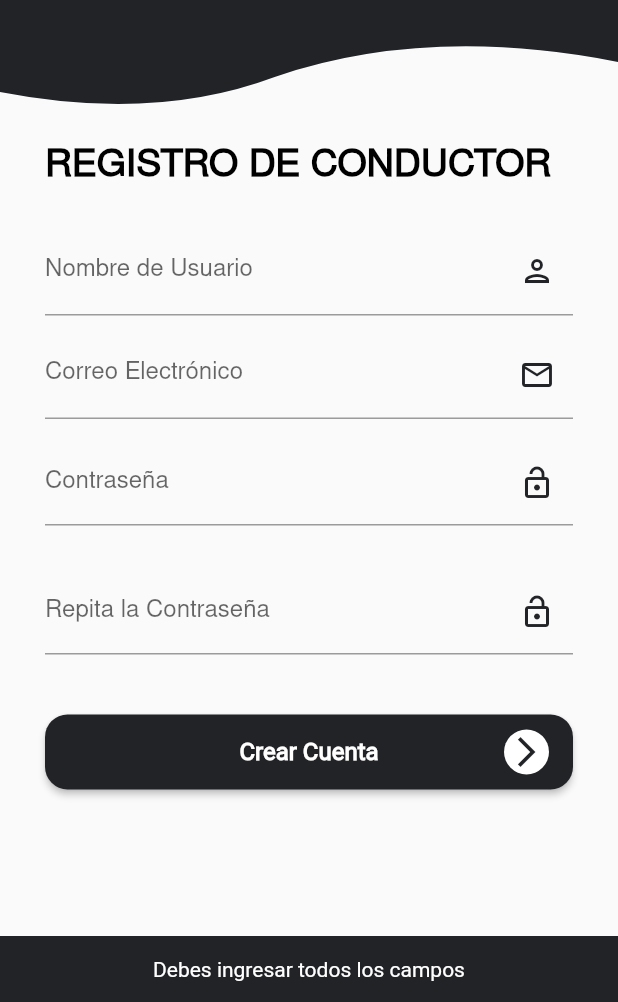
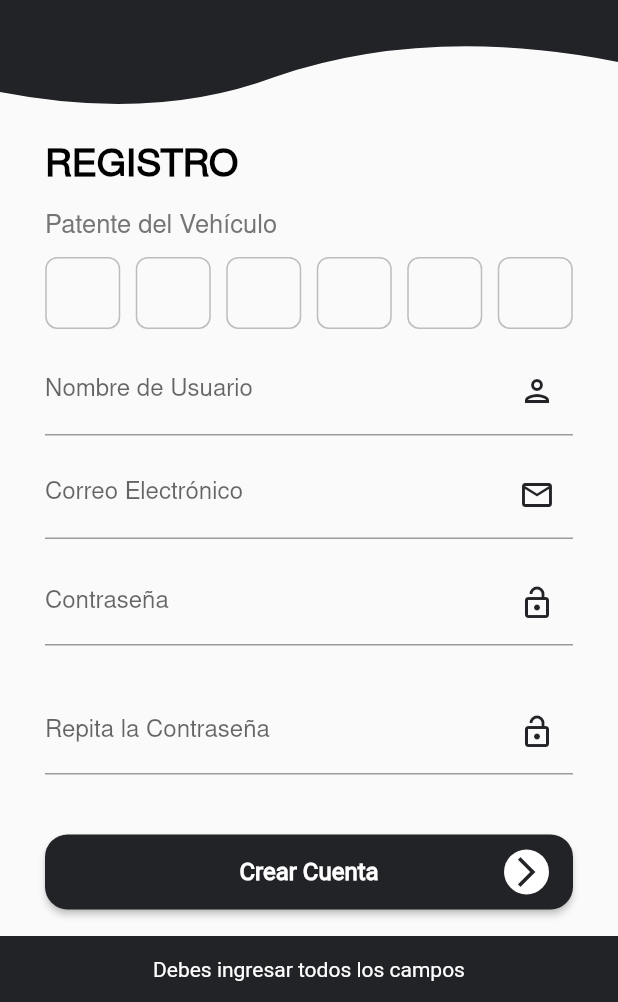
Before and after one commit to pmpeloc/UberCloneFlutter, a Flutter app: the DriverRegisterPage screen opened by its route, after a tap on "Crear Cuenta", on a phone screen of 412 x 824 dp, the part 234-1236 px from its top. Run offline on Flutter 3.47's test engine with Material 2 defaults, Android fonts, the phone set to English and light mode, and no system bars; our stand-ins replace cloud_firestore, firebase_auth, firebase_core, flutter_custom_clippers, progress_dialog_null_safe, shared_preferences; accounts and stored records are empty.

Commit message:
feat: Driver register added

```diff
--- /dev/null
+++ b/lib/src/models/driver.dart
@@ -0,0 +1,36 @@
+import 'dart:convert';
+
+Driver driverFromJson(String str) => Driver.fromJson(json.decode(str));
+
+String driverToJson(Driver data) => json.encode(data.toJson());
+
+class Driver {
+  String id;
+  String username;
+  String email;
+  String password;
+  String plate;
+
+  Driver({
+    required this.id,
+    required this.username,
+    required this.email,
+    required this.password,
+    required this.plate,
+  });
+
+  factory Driver.fromJson(Map<String, dynamic> json) => Driver(
+    id: json["id"],
+    username: json["username"],
+    email: json["email"],
+    password: json["password"],
+    plate: json["plate"],
+  );
+
+  Map<String, dynamic> toJson() => {
+    "id": id,
+    "username": username,
+    "email": email,
+    "plate": plate,
+  };
+}
--- a/lib/src/pages/driver/register/driver_register_controller.dart
+++ b/lib/src/pages/driver/register/driver_register_controller.dart
@@ -1,9 +1,9 @@
 import 'package:flutter/foundation.dart';
 import 'package:flutter/material.dart';
 import 'package:progress_dialog_null_safe/progress_dialog_null_safe.dart';
-import 'package:uber_clone_flutter/src/models/client.dart';
+import 'package:uber_clone_flutter/src/models/driver.dart';
 import 'package:uber_clone_flutter/src/providers/auth_provider.dart';
-import 'package:uber_clone_flutter/src/providers/client_provider.dart';
+import 'package:uber_clone_flutter/src/providers/driver_provider.dart';
 import 'package:uber_clone_flutter/src/utils/my_progress_dialog.dart';
 import 'package:uber_clone_flutter/src/utils/snackbar.dart' as utils;
 
@@ -16,14 +16,21 @@ class DriverRegisterController {
   TextEditingController passwordController = TextEditingController();
   TextEditingController passwordConfirmController = TextEditingController();
 
+  TextEditingController pin1Controller = TextEditingController();
+  TextEditingController pin2Controller = TextEditingController();
+  TextEditingController pin3Controller = TextEditingController();
+  TextEditingController pin4Controller = TextEditingController();
+  TextEditingController pin5Controller = TextEditingController();
+  TextEditingController pin6Controller = TextEditingController();
+
   AuthProvider? _authProvider;
-  ClientProvider? _clientProvider;
+  DriverProvider? _driverProvider;
   ProgressDialog? _progressDialog;
 
   Future? init (BuildContext context) {
     this.context = context;
     _authProvider = AuthProvider();
-    _clientProvider = ClientProvider();
+    _driverProvider = DriverProvider();
     _progressDialog = MyProgressDialog.createProgressDialog(context, 'Espere un momento...');
   }
 
@@ -32,6 +39,16 @@ class DriverRegisterController {
     String email = emailController.text.trim();
     String password = passwordController.text.trim();
     String passwordConfirm = passwordConfirmController.text.trim();
+
+    String pin1 = pin1Controller.text.trim();
+    String pin2 = pin2Controller.text.trim();
+    String pin3 = pin3Controller.text.trim();
+    String pin4 = pin4Controller.text.trim();
+    String pin5 = pin5Controller.text.trim();
+    String pin6 = pin6Controller.text.trim();
+
+    String plate = '$pin1$pin2$pin3-$pin4$pin5$pin6';
+
     if (username.isEmpty && email.isEmpty && password.isEmpty && passwordConfirm.isEmpty) {
       utils.Snackbar.showSnackbar(context!, key, 'Debes ingresar todos los campos');
       return;
@@ -54,16 +71,17 @@ class DriverRegisterController {
           print('Register success');
         }
 
-        Client client = Client(
+        Driver driver = Driver(
           id: _authProvider!.getUser()!.uid,
           email: _authProvider!.getUser()!.email!,
           username: username,
-          password: password
+          password: password,
+          plate: plate,
         );
 
-        await _clientProvider?.create(client);
+        await _driverProvider?.create(driver);
         _progressDialog?.hide();
-        utils.Snackbar.showSnackbar(context!, key, 'Usuario creado correctamente.');
+        utils.Snackbar.showSnackbar(context!, key, 'Conductor creado correctamente.');
       } else {
         _progressDialog?.hide();
         if (kDebugMode) {
--- a/lib/src/pages/driver/register/driver_register_page.dart
+++ b/lib/src/pages/driver/register/driver_register_page.dart
@@ -6,6 +6,7 @@ import 'package:flutter_custom_clippers/flutter_custom_clippers.dart';
 import 'package:uber_clone_flutter/src/pages/driver/register/driver_register_controller.dart';
 import 'package:uber_clone_flutter/src/utils/colors.dart' as utils;
 import 'package:uber_clone_flutter/src/widgets/button_app.dart';
+import 'package:uber_clone_flutter/src/utils/otp_widget.dart';
 
 class DriverRegisterPage extends StatefulWidget {
   const DriverRegisterPage({Key? key}) : super(key: key);
@@ -36,6 +37,18 @@ class _DriverRegisterPageState extends State<DriverRegisterPage> {
             children: [
               _bannerApp(),
               _textRegister(),
+              _textLicencePlate(),
+              Container(
+                margin: EdgeInsets.symmetric(horizontal: 25),
+                child: OTPFields(
+                  pin1: _con.pin1Controller,
+                  pin2: _con.pin2Controller,
+                  pin3: _con.pin3Controller,
+                  pin4: _con.pin4Controller,
+                  pin5: _con.pin5Controller,
+                  pin6: _con.pin6Controller,
+                ),
+              ),
               _textFieldUsername(),
               _textFieldEmail(),
               _textFieldPassword(),
@@ -53,6 +66,16 @@ class _DriverRegisterPageState extends State<DriverRegisterPage> {
             onPressed: _con.register,
             color: utils.Colors.uberCloneColor,
             text: 'Crear Cuenta'));
+  }
+
+  Widget _textLicencePlate() {
+    return Container(
+        alignment: Alignment.centerLeft,
+        margin: EdgeInsets.symmetric(horizontal: 30),
+        child: Text(
+          'Patente del Vehículo',
+          style: TextStyle(color: Colors.grey[600], fontSize: 17),
+        ));
   }
 
   Widget _textFieldEmail() {
@@ -124,7 +147,7 @@ class _DriverRegisterPageState extends State<DriverRegisterPage> {
       alignment: Alignment.centerLeft,
       margin: EdgeInsets.symmetric(horizontal: 30, vertical: 15),
       child: Text(
-        'REGISTRO DE CONDUCTOR',
+        'REGISTRO',
         style: TextStyle(
             color: Colors.black, fontWeight: FontWeight.bold, fontSize: 25),
       ),
--- /dev/null
+++ b/lib/src/providers/driver_provider.dart
@@ -0,0 +1,20 @@
+import 'package:cloud_firestore/cloud_firestore.dart';
+import 'package:uber_clone_flutter/src/models/driver.dart';
+
+class DriverProvider {
+  late CollectionReference _ref;
+
+  DriverProvider() {
+    _ref = FirebaseFirestore.instance.collection('Drivers');
+  }
+
+  Future<void> create(Driver driver) {
+    String errorMessage;
+    try {
+      return _ref.doc(driver.id).set(driver.toJson());
+    } catch (error) {
+      errorMessage = error.hashCode.toString();
+      return Future.error(errorMessage);
+    }
+  }
+}
--- /dev/null
+++ b/lib/src/utils/otp_widget.dart
@@ -0,0 +1,206 @@
+import 'package:flutter/material.dart';
+import 'package:flutter/services.dart';
+
+final inputBorder = OutlineInputBorder(
+  borderRadius: BorderRadius.circular(8.0),
+  borderSide: BorderSide(color: Colors.grey.shade400),
+);
+
+final inputDecoration = InputDecoration(
+  contentPadding: const EdgeInsets.symmetric(vertical: 10.0),
+  border: inputBorder,
+  focusedBorder: inputBorder,
+  enabledBorder: inputBorder,
+);
+
+class OTPFields extends StatefulWidget {
+
+  TextEditingController pin1;
+  TextEditingController pin2;
+  TextEditingController pin3;
+  TextEditingController pin4;
+  TextEditingController pin5;
+  TextEditingController pin6;
+
+  OTPFields({
+    Key? key,
+    required this.pin1,
+    required this.pin2,
+    required this.pin3,
+    required this.pin4,
+    required this.pin5,
+    required this.pin6,
+  }) : super(key: key);
+
+  @override
+  _OTPFieldsState createState() => _OTPFieldsState();
+}
+
+class _OTPFieldsState extends State<OTPFields> {
+
+  FocusNode? pin1FN;
+  FocusNode? pin2FN;
+  FocusNode? pin3FN;
+  FocusNode? pin4FN;
+  FocusNode? pin5FN;
+  FocusNode? pin6FN;
+
+
+  final pinStyle = const TextStyle(fontSize: 25, fontWeight: FontWeight.bold);
+
+  @override
+  void initState() {
+    super.initState();
+    pin1FN = FocusNode();
+    pin2FN = FocusNode();
+    pin3FN = FocusNode();
+    pin4FN = FocusNode();
+    pin5FN = FocusNode();
+    pin6FN = FocusNode();
+  }
+
+  @override
+  void dispose() {
+    super.dispose();
+    pin1FN?.dispose();
+    pin2FN?.dispose();
+    pin3FN?.dispose();
+    pin4FN?.dispose();
+    pin5FN?.dispose();
+    pin6FN?.dispose();
+  }
+
+  void nextField(String value, FocusNode focusNode) {
+    if (value.length == 1) {
+      focusNode.requestFocus();
+    }
+  }
+
+  @override
+  Widget build(BuildContext context) {
+    return Form(
+      child: Column(
+        children: [
+          const SizedBox(height: 10.0),
+          Row(
+            mainAxisAlignment: MainAxisAlignment.spaceAround,
+            children: [
+              SizedBox(
+                width: 50,
+                height: 50,
+
+                child: TextFormField(
+                  controller: widget.pin1,
+                  autofocus: true,
+                  style: pinStyle,
+                  keyboardType: TextInputType.text,
+                  textAlign: TextAlign.center,
+                  decoration: inputDecoration,
+                  inputFormatters: [
+                    UpperCaseTextFormatter(),
+                  ],
+                  onChanged: (value) {
+                    nextField(value, pin2FN!);
+                  },
+                ),
+              ),
+              SizedBox(
+                width: 50,
+                height: 50,
+
+                child: TextFormField(
+                  controller: widget.pin2,
+                  focusNode: pin2FN,
+                  style: pinStyle,
+                  keyboardType: TextInputType.text,
+                  textAlign: TextAlign.center,
+                  decoration: inputDecoration,
+                  inputFormatters: [
+                    UpperCaseTextFormatter(),
+                  ],
+                  onChanged: (value) => nextField(value, pin3FN!),
+                ),
+              ),
+              SizedBox(
+                width: 50,
+                height: 50,
+
+                child: TextFormField(
+                  controller: widget.pin3,
+                  focusNode: pin3FN,
+                  style: pinStyle,
+                  keyboardType: TextInputType.text,
+                  textAlign: TextAlign.center,
+                  decoration: inputDecoration,
+                  inputFormatters: [
+                    UpperCaseTextFormatter(),
+                  ],
+                  onChanged: (value) => nextField(value, pin4FN!),
+                ),
+              ),
+              SizedBox(
+                width: 50,
+                height: 50,
+
+                child: TextFormField(
+                  controller: widget.pin4,
+                  focusNode: pin4FN,
+                  style: pinStyle,
+                  keyboardType: TextInputType.number,
+                  textAlign: TextAlign.center,
+                  decoration: inputDecoration,
+                  onChanged: (value) => nextField(value, pin5FN!),
+                ),
+              ),
+              SizedBox(
+                width: 50,
+                height: 50,
+
+                child: TextFormField(
+                  controller: widget.pin5,
+                  focusNode: pin5FN,
+                  style: pinStyle,
+                  keyboardType: TextInputType.number,
+                  textAlign: TextAlign.center,
+                  decoration: inputDecoration,
+                  onChanged: (value) => nextField(value, pin6FN!),
+                ),
+              ),
+              SizedBox(
+                width: 50,
+                height: 50,
+                child: TextFormField(
+                  controller: widget.pin6,
+                  focusNode: pin6FN,
+                  style: pinStyle,
+                  keyboardType: TextInputType.number,
+                  textAlign: TextAlign.center,
+                  decoration: inputDecoration,
+                  onChanged: (value) {
+                    if (value.length == 1) {
+                      pin6FN!.unfocus();
+                    }
+                  },
+                ),
+              ),
+            ],
+          ),
+        ],
+      ),
+    );
+  }
+
+
+
+
+}
+
+class UpperCaseTextFormatter extends TextInputFormatter {
+  @override
+  TextEditingValue formatEditUpdate(TextEditingValue oldValue, TextEditingValue newValue) {
+    return TextEditingValue(
+      text: newValue.text.toUpperCase(),
+      selection: newValue.selection,
+    );
+  }
+}
```
